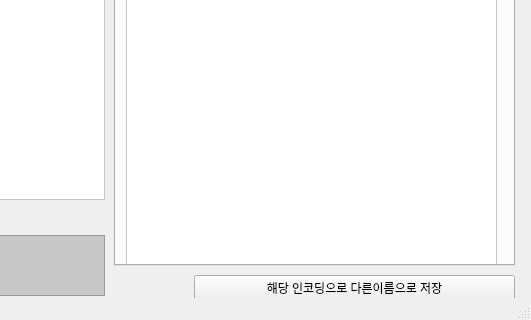
The window that memoreader/memoreaderui.ui (kwonyohan/kwon) describes before a commit, drawn with Qt 5; both pictures show x 276 to 807 and y 278 to 598 of the 807 by 598 pixel window.
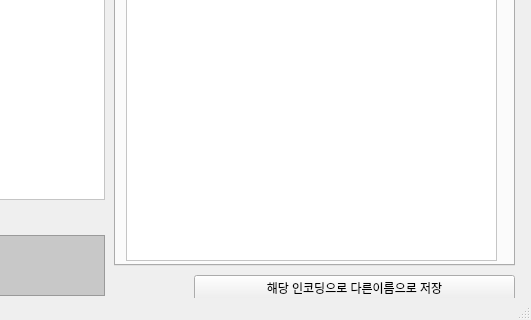
The same window after the commit. The open tabs and pages were chosen to show the change.

```diff
--- a/memoreader/memoreaderui.ui
+++ b/memoreader/memoreaderui.ui
@@ -155,14 +155,14 @@
      </attribute>
      <widget class="QTextEdit" name="textviewer_euckr">
       <property name="enabled">
-       <bool>false</bool>
+       <bool>true</bool>
       </property>
       <property name="geometry">
        <rect>
         <x>10</x>
         <y>0</y>
         <width>371</width>
-        <height>521</height>
+        <height>481</height>
        </rect>
       </property>
       <property name="minimumSize">
```
Left out of the diff: 54 changed lines with no effect on the pictures.
